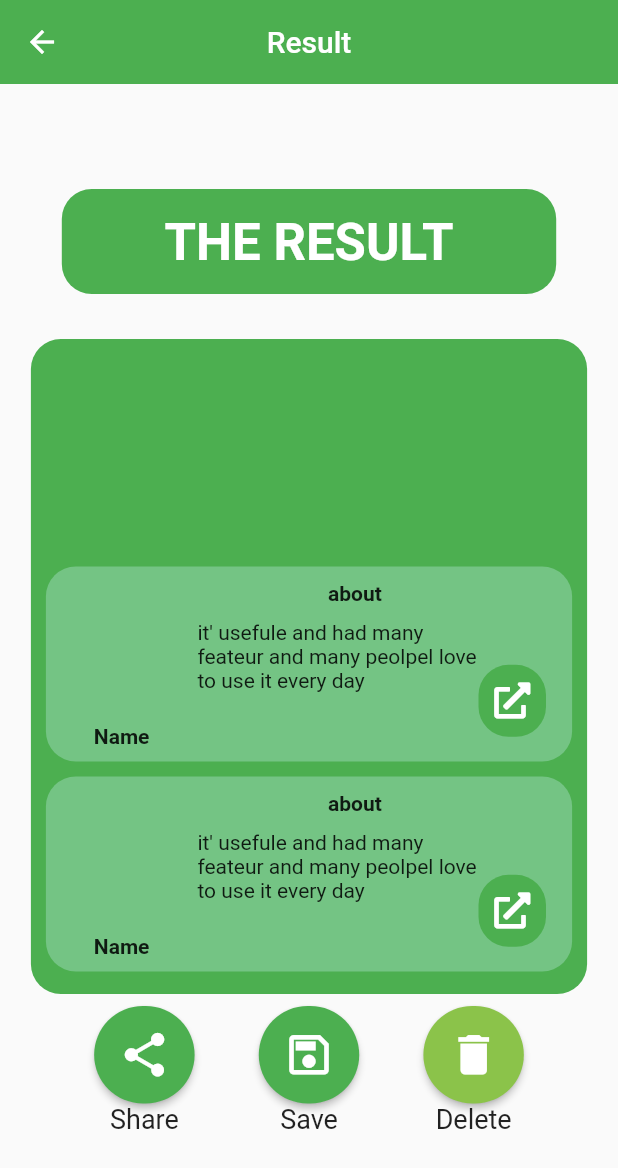
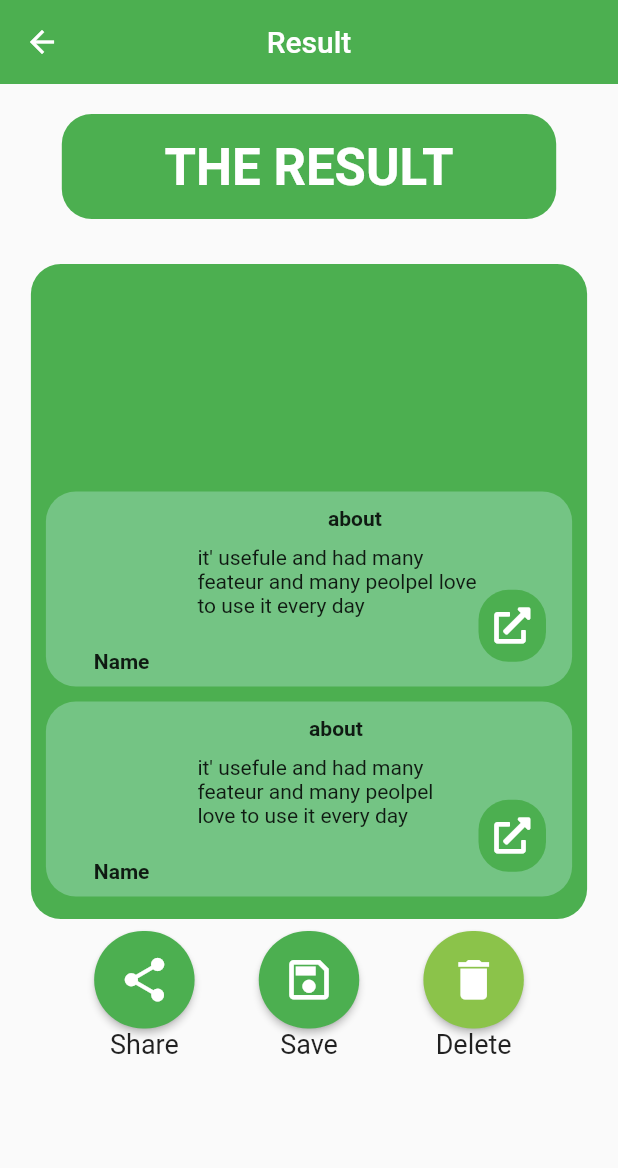
Before and after one commit to AsemSoft/RECO-VINE-APP-IN-FLUTTER, a Flutter app: the ResultPage screen opened directly, after a tap on the "delete" icon, on a phone screen of 412 x 824 dp. Shown: the top 1168 px of the screen. Run offline on Flutter 3.47's test engine with Material 2 defaults, Android fonts, the phone set to English and light mode, and no system bars; our stand-ins replace device_preview, dio, fluttertoast, font_awesome_flutter, get, get_storage and 7 more; missing offline and left inert: dio_log, splash_screen_view; accounts and stored records are empty.

Commit message:
edit the positioned in wiki button result_page.dart

```diff
--- /dev/null
+++ b/lib/core/utils/size_config.dart
@@ -0,0 +1,18 @@
+import 'package:flutter/material.dart';
+
+class SizeConfig {
+  static double? screenWidth;
+  static double? screenHeight;
+  static double? defaultSize;
+  static Orientation? orientation;
+
+  void init(BuildContext context){
+    screenWidth =MediaQuery.of(context).size.width;
+    screenHeight=MediaQuery.of(context).size.height;
+    orientation=MediaQuery.of(context).orientation;
+
+    defaultSize =orientation == Orientation.landscape ?screenHeight! *.024:screenWidth;
+
+    print("this is the default size $defaultSize");
+  }
+}
--- a/lib/pages/result_page.dart
+++ b/lib/pages/result_page.dart
@@ -12,6 +12,7 @@ import 'package:smart_test/pages/search.dart';
 import 'package:smart_test/provider/add_file.dart';
 import 'package:smart_test/service/file_db.dart';
 import 'package:smart_test/service/image_file.dart';
+import 'package:smart_test/service/size_config.dart';
 import 'package:smart_test/service/utils.dart';
 import 'package:smart_test/ulity.dart';
 import 'package:smart_test/widgets/drawer.dart';
@@ -64,6 +65,7 @@ class _ResultPageState extends State<ResultPage> {
         }
       }
     });
+
   }
 
   int getID() {
@@ -74,10 +76,11 @@ class _ResultPageState extends State<ResultPage> {
     }
   }
 
+
   @override
   Widget build(BuildContext context) {
     List<File> imageFile = Provider.of<AddFile>(context).imageFile;
-
+  SizeConfig().init(context);
     return Scaffold(
       appBar: AppBar(
         title: Text(
@@ -92,9 +95,7 @@ class _ResultPageState extends State<ResultPage> {
           padding: const EdgeInsets.all(20),
           child: Column(
             children: <Widget>[
-              const SizedBox(
-                height: 50,
-              ),
+
               Container(
                 decoration: BoxDecoration(
                   color: primaryColor,
@@ -458,8 +459,7 @@ class _ResultPageState extends State<ResultPage> {
                                         borderRadius:
                                             BorderRadius.circular(20)),
                                     height: 130,
-                                    width:
-                                        MediaQuery.of(context).size.width * .9,
+                                    width:SizeConfig.screenWidth! * .9,
                                     child: Row(
                                       mainAxisAlignment:
                                           MainAxisAlignment.start,
@@ -519,7 +519,7 @@ class _ResultPageState extends State<ResultPage> {
                                               ),
                                             ),
                                             Container(
-                                              width: 190,
+                                              width: SizeConfig.screenWidth! *.4,
                                               height: 90,
                                               padding: EdgeInsets.only(
                                                 top: 10,
@@ -539,8 +539,10 @@ class _ResultPageState extends State<ResultPage> {
                                     ),
                                   ),
                                   Positioned(
+                                    // left: SizeConfig.defaultSize! <= 411 ? SizeConfig.screenWidth! * .50 :SizeConfig.screenWidth! *.60 ,
                                     left: MediaQuery.of(context).size.width * .70,
                                     bottom: MediaQuery.of(context).size.height * .02,
+
                                     child: Container(
                                       width: 45,
                                       decoration: BoxDecoration(
@@ -658,8 +660,25 @@ class _ResultPageState extends State<ResultPage> {
                           size: 35,
                         ),
                         onPressed: () async {
-                          AddFile imageFile1 =
-                              Provider.of<AddFile>(context, listen: false);
+                          // Get.defaultDialog(
+                          //   title: "Warring",
+                          //   middleText: "Are you sure to delete result ? ",
+                          //   backgroundColor: primaryColor,
+                          //   titleStyle: TextStyle(color: Colors.red),
+                          //   middleTextStyle: TextStyle(color: Colors.white),
+                          //   textCancel: "Cancel",
+                          //   textConfirm: "Confirm",
+                          //   barrierDismissible: false,
+                          //   cancelTextColor: Colors.white,
+                          //   buttonColor: Colors.white,
+                          //   radius: 30,
+                          // onConfirm: () async{
+                          //   AddFile imageFile1 =
+                          //   Provider.of<AddFile>(context, listen: false);
+                          //   await imageFile1.deleteImage(imageFile);
+                          // },
+                          // );
+                          AddFile imageFile1 = Provider.of<AddFile>(context,listen: false);
                           await imageFile1.deleteImage(imageFile);
                         },
                       ),
--- a/lib/pages/start_splachScreen.dart
+++ b/lib/pages/start_splachScreen.dart
@@ -23,13 +23,13 @@ class _StrartSplachScreenState extends State<StrartSplachScreen> {
   Widget build(BuildContext context) {
     return  Center(
       child: SplashScreenView(
-            navigateRoute: MainPage(),
+            navigateRoute:const MainPage(),
             duration:5000 ,
             imageSize: 250,
             imageSrc:"images/started page.png",
             text: "RECO VINE APP",
             textType: TextType.ColorizeAnimationText,
-            colors: [
+            colors: const [
               Colors.purple,
               Colors.blue,
               Colors.yellow,
--- /dev/null
+++ b/lib/service/size_config.dart
@@ -0,0 +1,20 @@
+import 'package:flutter/material.dart';
+
+class SizeConfig {
+  static double? screenWidth;
+  static double? screenHeight;
+  static double? defaultSize;
+  static Orientation? orientation;
+
+  void init(BuildContext context) {
+    screenWidth = MediaQuery.of(context).size.width;
+    screenHeight = MediaQuery.of(context).size.width;
+    orientation = MediaQuery.of(context).orientation;
+
+    defaultSize = orientation == Orientation.landscape
+        ? screenHeight! * .024
+        : screenWidth! * .02;
+
+    print("this is the default size $defaultSize");
+  }
+}
--- a/pubspec.yaml
+++ b/pubspec.yaml
@@ -55,6 +55,7 @@ dependencies:
   image_picker: ^0.8.3+3
   device_preview: ^1.0.0
   responsive_framework: ^0.1.5
+
 dev_dependencies:
 
 
```
Also changed, not shown: lib/consts.dart (deleted, +0 -9 lines), lib/main.dart (+12 -25 lines), lib/pages/main_page.dart (+27 -50 lines), lib/pages/p_view.dart (+42 -41 lines), lib/widgets/custom_text.dart (added, +33 -0 lines), lib/widgets/drawer.dart (+9 -35 lines).
